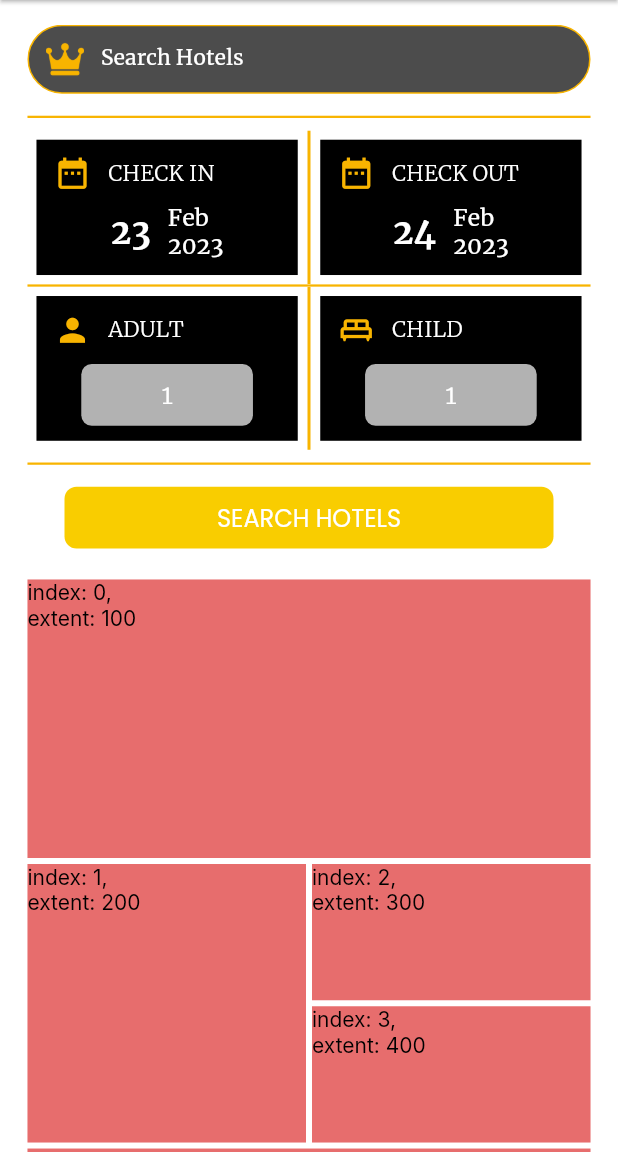
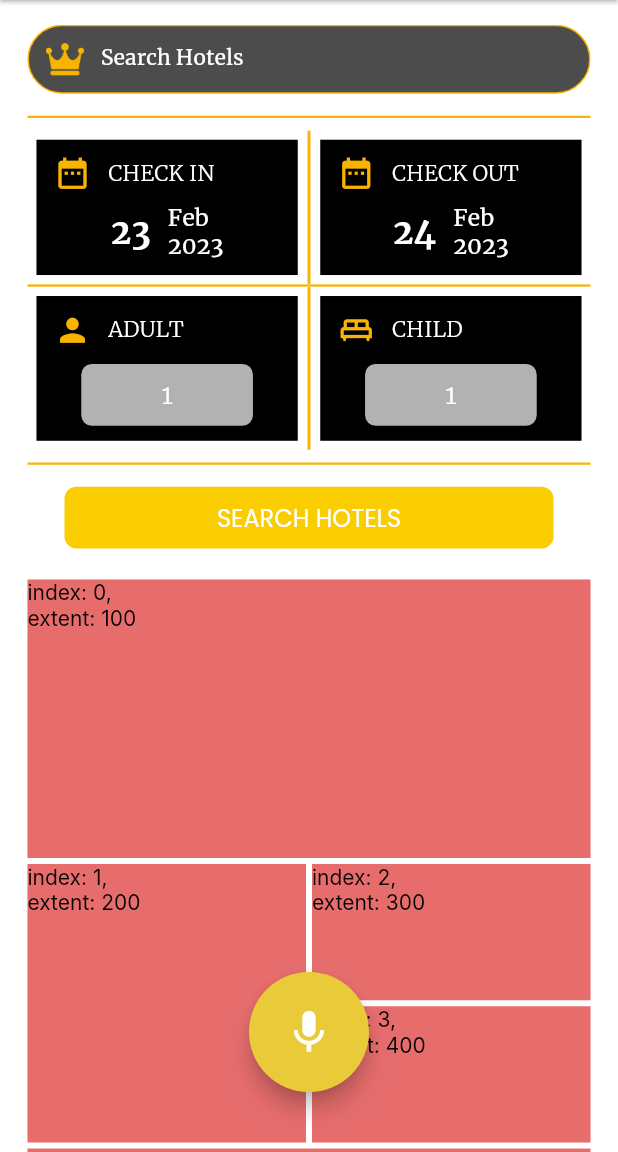
Before and after one commit to id-48/PleasureInVegas, a Flutter app: the DashBoard screen opened directly, on a phone screen of 412 x 824 dp, the part 84-1236 px from its top. Run offline on Flutter 3.47's test engine with Material 2 defaults, Android fonts, the light colour scheme and no system bars; our stand-ins replace flutter_hooks, flutter_screenutil, flutter_svg, fluttertoast, gap, get_it and 6 more; missing offline and left inert: shared_preferences_web; network calls fail; Roboto replaces fonts that are missing (Inter); statements that could not run were skipped.

Commit message:
action button

```diff
--- a/lib/screen/home_page/dashboard_screen.dart
+++ b/lib/screen/home_page/dashboard_screen.dart
@@ -19,6 +19,7 @@ class DashBoard extends HookConsumerWidget {
     final searchController = useTextEditingController();
 
     return Scaffold(
+
       appBar: AppBar(
         elevation: 1,
         title: Text("Pleasure In Vegas",style: TextStyle(fontSize: 18.sp,fontWeight: FontWeight.w400,fontFamily: MerriWeather),),
@@ -409,6 +410,25 @@ class DashBoard extends HookConsumerWidget {
           ),
         ),
       ),
+      floatingActionButtonLocation: FloatingActionButtonLocation.miniCenterDocked
+      ,
+      floatingActionButton: Padding(
+        padding: const EdgeInsets.only(bottom: 40),
+        child: SizedBox(
+          height: 80,
+          width: 80,
+          child: FittedBox(
+            child: FloatingActionButton(
+              onPressed: () {  },
+              backgroundColor: appAmberLight,
+
+              child: Icon(Icons.mic,color: white,),
+
+
+            ),
+          ),
+        ),
+      ),
 
 
 
```
Also changed, not shown: pubspec.lock.
